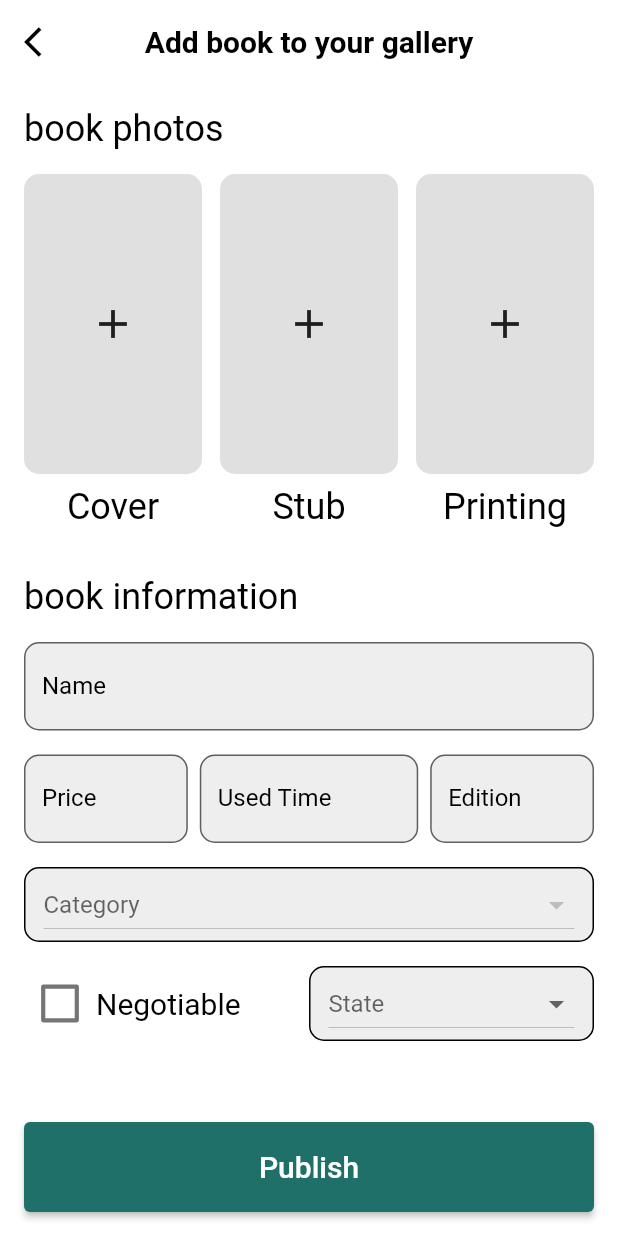
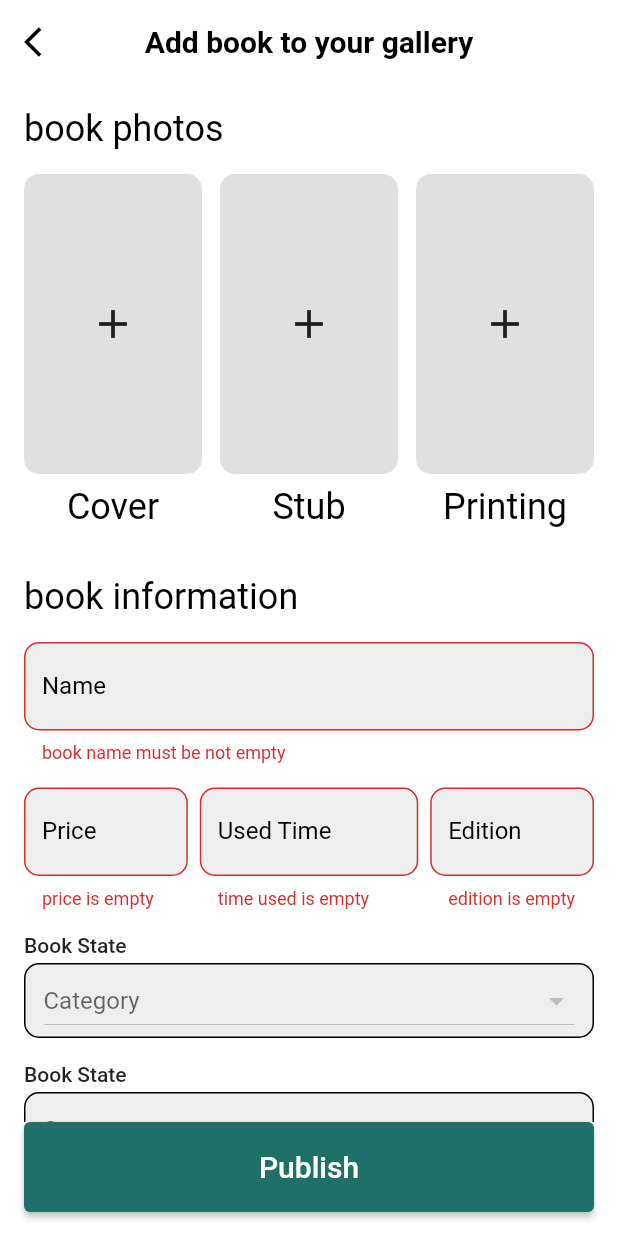
Before and after one commit to FakhrElddin/Booki_App_Repo, a Flutter app: the AddBookView screen opened directly, after a tap on "Publish", on a phone screen of 412 x 824 dp. Run offline on Flutter 3.47's test engine with Material 3 defaults, Android fonts, the light colour scheme and no system bars; our stand-ins replace awesome_dialog, bloc, cached_network_image, conditional_builder_null_safety, dio, double_back_to_close_app and 7 more; accounts and stored records are empty; network calls fail.

Commit message:
finish add book logic and ui

```diff
--- a/lib/cubits/app_cubit/app_cubit.dart
+++ b/lib/cubits/app_cubit/app_cubit.dart
@@ -135,12 +135,8 @@ class AppCubit extends Cubit<AppState> {
         'edition': edition,
         'category': addBookCategoryValue,
         'state': addBookStateValue,
-        'coverImage': 'https://t3.ftcdn.net/jpg/06/92/34/64/240_F_692346400_UzYGmrJm6qhyPPXyZeUGuyEhkwr1iSFN.jpg',
-        //'images': images,
-        'images': [
-          'https://t3.ftcdn.net/jpg/06/92/34/64/240_F_692346400_UzYGmrJm6qhyPPXyZeUGuyEhkwr1iSFN.jpg',
-          'https://t3.ftcdn.net/jpg/06/92/34/64/240_F_692346400_UzYGmrJm6qhyPPXyZeUGuyEhkwr1iSFN.jpg',
-        ],
+        'coverImage': await MultipartFile.fromFile(bookStubImage!.path, filename: bookStubImage!.path.split('/').last,),
+        'images': images,
       });
       Dio dio = Dio();
       Response response = await dio.post('http://10.0.2.2:4000/api/v1/books',
@@ -151,36 +147,14 @@ class AppCubit extends Cubit<AppState> {
               'Authorization': 'Bearer $token',
             },
           ));
-      /////
-      // Response response = await DioHelper.postData(
-      //   url: ADDBOOK,
-      //   data: {
-      //         'title': name,
-      //         'price': price,
-      //         'usedTime': usedTime,
-      //         'edition': edition,
-      //         'category': addBookCategoryValue,
-      //         'state': addBookStateValue,
-      //         'coverImage': Uri.parse(bookCoverImage!.path).pathSegments.last,
-      //         'images': [
-      //           Uri.parse(bookStubImage!.path).pathSegments.last,
-      //           Uri.parse(bookPrintingImage!.path).pathSegments.last,
-      //         ],
-      //       },
-      //   token: token,
-      //     );
-      ///////
-      // print('name: $name, price: $price, usedTime: $usedTime, edition: $edition');
-      // print('category: $addBookCategoryValue, state: $addBookStateValue');
-      // print(Uri.parse(bookCoverImage!.path).pathSegments.last);
-      // print(Uri.parse(bookStubImage!.path).pathSegments.last);
-      // print(Uri.parse(bookPrintingImage!.path).pathSegments.last);
       print('add book success state : ${response.data}');
+      getUserBooks();
+      getHomeGridBooks();
       emit(AppAddBookSuccessState());
     } on DioException catch (e) {
       print('add book failure state 1');
       print(e.response?.data ?? 'response is null');
-      emit(AppAddBookFailureState(errorMessage: 'dio error'));
+      emit(AppAddBookFailureState(errorMessage: e.response!.data['errors'][0]['msg']));
     } catch (e) {
       print('add book failure state 2 : ${e.toString()}');
       emit(AppAddBookFailureState(
@@ -214,7 +188,7 @@ class AppCubit extends Cubit<AppState> {
     }
     try {
       Response response = await DioHelper.getData(
-            url: 'api/v1/books?page=$pageNumber&limit=1',
+            url: 'api/v1/books?page=$pageNumber&limit=9',
           );
       homeGridBooksModel = HomeGridBooksModel.fromJson(response.data);
       for(var book in homeGridBooksModel!.data){
@@ -322,7 +296,7 @@ class AppCubit extends Cubit<AppState> {
       'title': name,
       'city': city ?? 'Faiyum',
       'cardId': cardId ?? '00000000000000',
-      //'profileImage': await MultipartFile.fromFile(profileImage!.path),
+      'profileImage': await MultipartFile.fromFile(profileImage!.path),
     });
     try {
       Dio dio = Dio();
--- a/lib/views/add_book_view.dart
+++ b/lib/views/add_book_view.dart
@@ -4,6 +4,7 @@ import 'package:flutter/material.dart';
 import 'package:flutter_bloc/flutter_bloc.dart';
 import 'package:graduation_project/constants.dart';
 import 'package:graduation_project/cubits/app_cubit/app_cubit.dart';
+import 'package:graduation_project/helper/show_toast_message.dart';
 import 'package:graduation_project/widgets/add_book_photo_item.dart';
 import 'package:graduation_project/widgets/custom_text_form_field.dart';
 
@@ -21,14 +22,29 @@ class _AddBookViewState extends State<AddBookView> {
   TextEditingController priceController = TextEditingController();
   TextEditingController usedTimeController = TextEditingController();
   TextEditingController editionController = TextEditingController();
-  File coverImage = File('');
-  File stubImage = File('');
-  File printingImage = File('');
+  GlobalKey<FormState> formKey = GlobalKey();
+  AutovalidateMode autoValidateMode = AutovalidateMode.disabled;
 
   @override
   Widget build(BuildContext context) {
     return BlocConsumer<AppCubit, AppState>(
-      listener: (context, state) {},
+      listener: (context, state) {
+        if(state is AppAddBookFailureState){
+          showToastMessage(
+            context,
+            message: state.errorMessage,
+            state: ToastStates.ERROR,
+          );
+        }
+        if(state is AppAddBookSuccessState){
+          BlocProvider.of<AppCubit>(context).bookCoverImage = null;
+          BlocProvider.of<AppCubit>(context).bookStubImage = null;
+          BlocProvider.of<AppCubit>(context).bookPrintingImage = null;
+          BlocProvider.of<AppCubit>(context).addBookCategoryValue = null;
+          BlocProvider.of<AppCubit>(context).addBookStateValue = null;
+          Navigator.pop(context);
+        }
+      },
       builder: (context, state) {
         final appCubit = BlocProvider.of<AppCubit>(context);
         return Scaffold(
@@ -49,6 +65,9 @@ class _AddBookViewState extends State<AddBookView> {
           ),
           body: Padding(
             padding: const EdgeInsets.all(16.0),
+            child: Form(
+              key: formKey,
+              autovalidateMode: autoValidateMode,
               child: Column(
                 children: [
                   Expanded(
@@ -115,6 +134,13 @@ class _AddBookViewState extends State<AddBookView> {
                             controller: nameController,
                             filledColor: true,
                             fillColor: Colors.grey[200],
+                            validator: (value){
+                              if(value?.isEmpty ?? true){
+                                return 'book name must be not empty';
+                              } else {
+                                return null;
+                              }
+                            },
                           ),
                           const SizedBox(
                             height: 16,
@@ -131,6 +157,13 @@ class _AddBookViewState extends State<AddBookView> {
                                   filledColor: true,
                                   fillColor: Colors.grey[200],
                                   textInputType: TextInputType.number,
+                                  validator: (value){
+                                    if(value?.isEmpty ?? true){
+                                      return 'price is empty';
+                                    } else {
+                                      return null;
+                                    }
+                                  },
                                 ),
                               ),
                               const SizedBox(
@@ -146,6 +179,13 @@ class _AddBookViewState extends State<AddBookView> {
                                   filledColor: true,
                                   fillColor: Colors.grey[200],
                                   textInputType: TextInputType.number,
+                                  validator: (value){
+                                    if(value?.isEmpty ?? true){
+                                      return 'time used is empty';
+                                    } else {
+                                      return null;
+                                    }
+                                  },
                                 ),
                               ),
                               const SizedBox(
@@ -161,12 +201,26 @@ class _AddBookViewState extends State<AddBookView> {
                                   filledColor: true,
                                   fillColor: Colors.grey[200],
                                   textInputType: TextInputType.number,
+                                  validator: (value){
+                                    if(value?.isEmpty ?? true){
+                                      return 'edition is empty';
+                                    } else {
+                                      return null;
+                                    }
+                                  },
                                 ),
                               ),
                             ],
                           ),
                           const SizedBox(
                             height: 16,
+                          ),
+                          Text(
+                            'Book State',
+                            style: Theme.of(context).textTheme.bodyLarge,
+                          ),
+                          const SizedBox(
+                            height: 4,
                           ),
                           Container(
                             decoration: BoxDecoration(
@@ -203,31 +257,38 @@ class _AddBookViewState extends State<AddBookView> {
                           const SizedBox(
                             height: 16,
                           ),
+                          Text(
+                            'Book State',
+                            style: Theme.of(context).textTheme.bodyLarge,
+                          ),
+                          const SizedBox(
+                            height: 4,
+                          ),
                           Row(
                             children: [
-                            Expanded(
-                              child: Row(
-                                children: [
-                                  Transform.scale(
-                                    scale: 1.4,
-                                    child: Checkbox(
-                                      value: checkBoxValue,
-                                      onChanged: (value) {
-                                        setState(() {
-                                          checkBoxValue = value;
-                                        });
-                                      },
-                                    ),
-                                  ),
-                                  const Text(
-                                    'Negotiable',
-                                    style: TextStyle(
-                                      fontSize: 20,
-                                    ),
-                                  ),
-                                ],
-                              ),
-                            ),
+                              // Expanded(
+                              //   child: Row(
+                              //     children: [
+                              //       Transform.scale(
+                              //         scale: 1.4,
+                              //         child: Checkbox(
+                              //           value: checkBoxValue,
+                              //           onChanged: (value) {
+                              //             setState(() {
+                              //               checkBoxValue = value;
+                              //             });
+                              //           },
+                              //         ),
+                              //       ),
+                              //       const Text(
+                              //         'Negotiable',
+                              //         style: TextStyle(
+                              //           fontSize: 20,
+                              //         ),
+                              //       ),
+                              //     ],
+                              //   ),
+                              // ),
                               Expanded(
                                 child: Container(
                                   decoration: BoxDecoration(
@@ -297,15 +358,18 @@ class _AddBookViewState extends State<AddBookView> {
                         foregroundColor: Colors.white,
                       ),
                       onPressed: () {
-                      print(coverImage);
-                      print(stubImage);
-                      print(printingImage);
+                        if(formKey.currentState!.validate()){
                           appCubit.addBook(
                             name: nameController.text,
                             price: priceController.text,
                             usedTime: usedTimeController.text,
                             edition: editionController.text,
                           );
+                        } else{
+                          setState(() {
+                            autoValidateMode = AutovalidateMode.always;
+                          });
+                        }
                       },
                       child: const Text(
                         'Publish',
@@ -315,6 +379,7 @@ class _AddBookViewState extends State<AddBookView> {
                 ],
               ),
             ),
+          ),
         );
       },
     );
```
Lines whose indentation alone changed are shown as unchanged.
